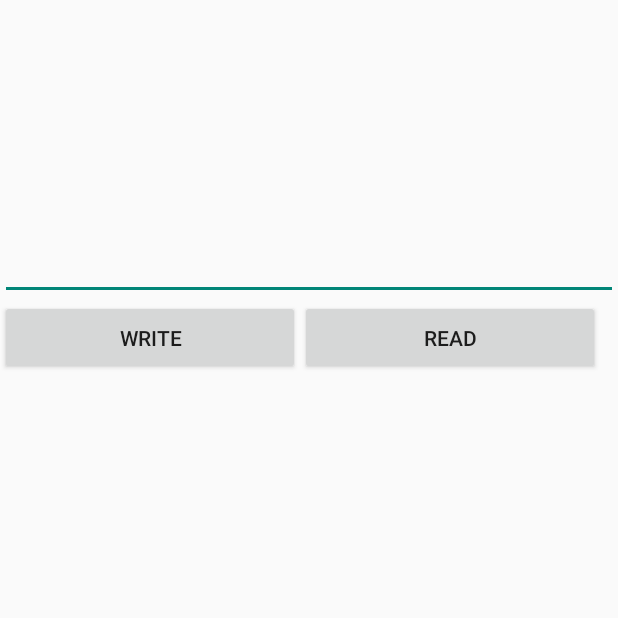
After one commit to chriswoodcn/android-tutorial, an Android app built with Jetpack Compose: the ExternalStorageActivity screen opened directly, with no data from a screen before it, on a phone screen of 412 x 824 dp, the top half of it. The commit adds this screen. Run offline under Robolectric (Android 15) with nearby library versions, the phone set to English and light mode, and no system bars.

Commit message:
[update] ExternalStorage

```diff
--- a/app/src/main/AndroidManifest.xml
+++ b/app/src/main/AndroidManifest.xml
@@ -68,6 +68,12 @@
             android:theme="@style/Theme.Imooc">
 
         </activity>
+        <activity
+            android:name=".legacy.ExternalStorageActivity"
+            android:exported="true"
+            android:theme="@style/Theme.Imooc">
+
+        </activity>
     </application>
 
 </manifest>
--- a/app/src/main/java/cn/chriswood/imooc/MainActivity.kt
+++ b/app/src/main/java/cn/chriswood/imooc/MainActivity.kt
@@ -7,6 +7,7 @@ import android.os.Bundle
 import android.view.View
 import cn.chriswood.imooc.legacy.CardViewActivity
 import cn.chriswood.imooc.legacy.DownloadActivity
+import cn.chriswood.imooc.legacy.ExternalStorageActivity
 import cn.chriswood.imooc.legacy.LaunchModeActivity
 import cn.chriswood.imooc.legacy.ListViewActivity
 import cn.chriswood.imooc.legacy.SharePreferenceActivity
@@ -34,6 +35,9 @@ class MainActivity : Activity() {
 
             v.id == R.id.button5 ->
                 startActivity(Intent(this, SharePreferenceActivity::class.java))
+
+            v.id == R.id.button6 ->
+                startActivity(Intent(this, ExternalStorageActivity::class.java))
         }
     }
 }
--- /dev/null
+++ b/app/src/main/res/layout/layout_exernal_storage.xml
@@ -0,0 +1,32 @@
+<?xml version="1.0" encoding="utf-8"?>
+<ScrollView xmlns:android="http://schemas.android.com/apk/res/android"
+    android:layout_width="match_parent"
+    android:layout_height="match_parent">
+
+    <LinearLayout
+        android:layout_width="match_parent"
+        android:layout_height="wrap_content"
+        android:orientation="vertical">
+
+        <EditText
+            android:id="@+id/ex_storage_text"
+            android:layout_width="match_parent"
+            android:layout_height="200dp" />
+        <LinearLayout
+            android:layout_width="match_parent"
+            android:layout_height="50dp">
+            <Button
+                android:id="@+id/ex_storage_write"
+                android:layout_width="200dp"
+                android:layout_height="50dp"
+                android:onClick="onClick"
+                android:text="WRITE"/>
+            <Button
+                android:id="@+id/ex_storage_read"
+                android:layout_width="200dp"
+                android:layout_height="50dp"
+                android:onClick="onClick"
+                android:text="READ"/>
+        </LinearLayout>
+    </LinearLayout>
+</ScrollView>
--- a/app/src/main/res/values/strings.xml
+++ b/app/src/main/res/values/strings.xml
@@ -7,7 +7,7 @@
     <string name="main_button_3">ListView演示</string>
     <string name="main_button_4">CardView演示</string>
     <string name="main_button_5">SharePreference演示</string>
-    <string name="main_button_6">6</string>
+    <string name="main_button_6">ExternalStorage演示</string>
     <string name="main_button_7">7</string>
     <string name="main_button_8">8</string>
     <string name="main_button_9">9</string>
```
Also changed, not shown: app/src/main/java/cn/chriswood/imooc/legacy/ExternalStorageActivity.kt (added, +122 -0 lines).
